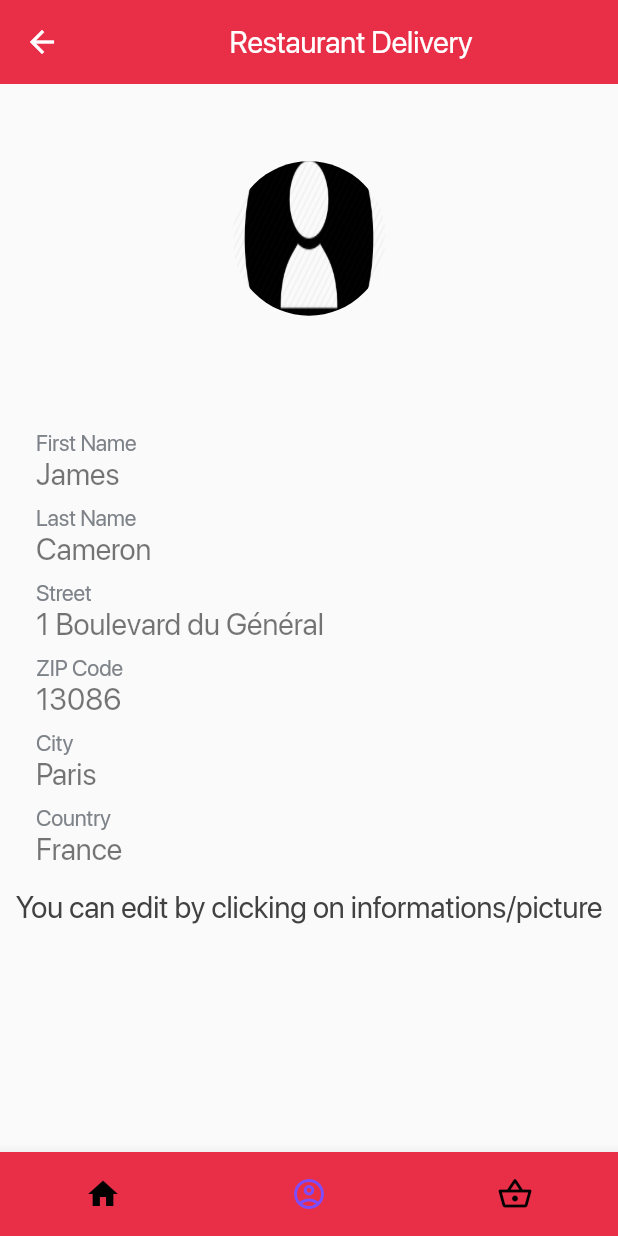
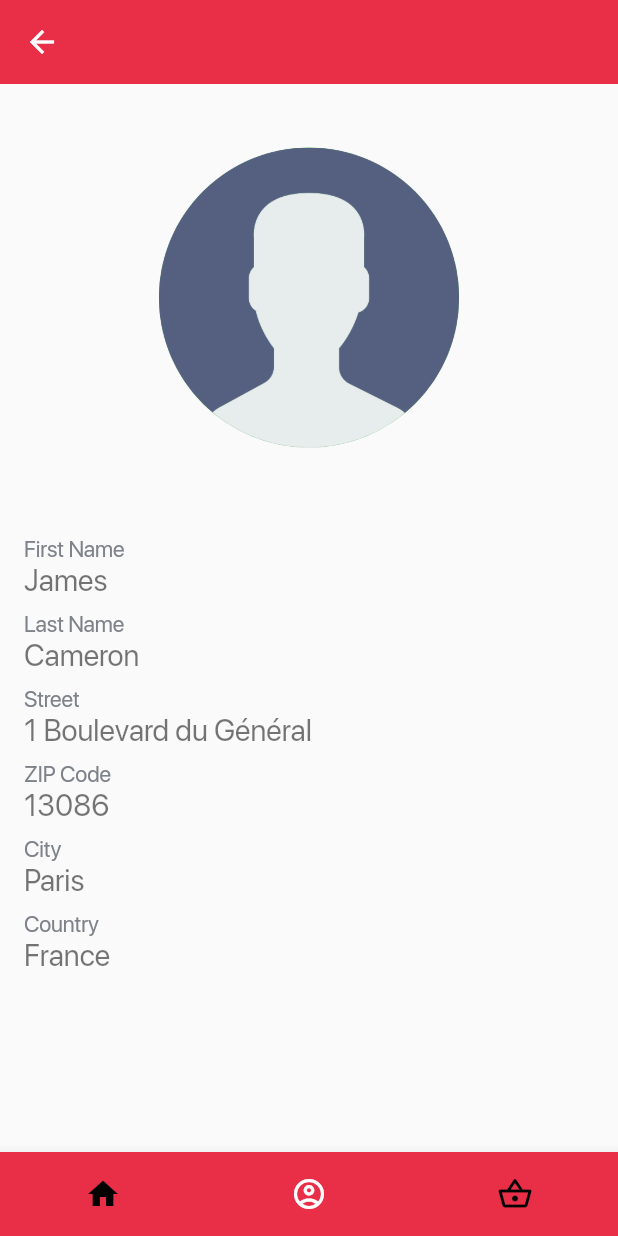
Before and after one commit to roymarmotte/epitech_flutter_filestore, a Flutter app: the ProfilePage screen opened by its route, on a phone screen of 412 x 824 dp. Run offline on Flutter 3.47's test engine with Material 2 defaults, Android fonts, the phone set to English and light mode, and no system bars; drawn by our look-alikes of animated_bottom_navigation_bar; our stand-ins replace image_picker, permission_handler, shared_preferences; accounts and stored records are empty; network calls fail.

Commit message:
feat: update profil page design
replacement of the basic_profile.png picture by a free-use picture without any watermark

```diff
--- a/lib/page/profile-page.dart
+++ b/lib/page/profile-page.dart
@@ -24,9 +24,9 @@ class _ProfilePageState extends State<ProfilePage> {
   ];
   final routeList = <String>["/", "/profile", "/cart"];
 
-  void chooseImagePicker(BuildContext context) {
-    Widget cancelButton = FlatButton(
-      child: Text("Take a picture"),
+  chooseImagePicker(BuildContext context) {
+    Widget fromCameraButton = FlatButton(
+      child: Text("Take a picture with your camera"),
       onPressed: () {
         setState(() {
           _imagePath = getImageFromCamera(context);
@@ -34,8 +34,8 @@ class _ProfilePageState extends State<ProfilePage> {
         Navigator.of(context).pop();
       },
     );
-    Widget openSettingsButton = FlatButton(
-      child: Text("Choose a picture already saved"),
+    Widget fromGalleryButton = FlatButton(
+      child: Text("Choose a picture from your gallery"),
       onPressed: () {
         setState(() {
           _imagePath = getImageFromGallery(context);
@@ -43,12 +43,15 @@ class _ProfilePageState extends State<ProfilePage> {
         Navigator.of(context).pop();
       },
     );
+    Widget cancelButton = FlatButton(
+      child: Text("Cancel"),
+      onPressed: () {
+        Navigator.of(context).pop();
+      },
+    );
 
     AlertDialog alert = AlertDialog(
-      actions: [
-        openSettingsButton,
-        cancelButton,
-      ],
+      actions: [fromGalleryButton, fromCameraButton, cancelButton],
     );
 
     showDialog(
@@ -61,141 +64,22 @@ class _ProfilePageState extends State<ProfilePage> {
 
   @override
   Widget build(BuildContext context) {
-    final bottom = MediaQuery.of(context).viewInsets.bottom;
     return Scaffold(
         resizeToAvoidBottomPadding: false,
-        appBar: AppBar(
-          title: new Center(
-              child: Text(
-            "Restaurant Delivery",
-            textAlign: TextAlign.center,
-          )),
-        ),
+        appBar: AppBar(),
         body: ValueListenableBuilder(
           valueListenable: editionCheck,
           builder: (context, value, widget) {
-            return SingleChildScrollView(
-              reverse: true,
-              child: Padding(
-                padding: EdgeInsets.only(bottom: bottom),
-                child: FutureBuilder<User>(
+            return FutureBuilder<User>(
               future: User.load(),
-                  builder:
-                      (BuildContext context, AsyncSnapshot<User> snapshot) {
+              builder: (BuildContext context, AsyncSnapshot<User> snapshot) {
                 if (snapshot.hasData) {
                   _user = snapshot.data;
-                      return Column(
-                        children: [
-                          Column(
-                            children: [
-                              Container(
-                                child: Column(
-                                  children: [
-                                    FutureBuilder<String>(
-                                      future: _imagePath,
-                                      builder: (BuildContext context,
-                                          AsyncSnapshot<String> snapshotImg) {
-                                        if (snapshotImg.hasData) {
-                                          _user.picturePath = snapshotImg.data;
-                                          _user.save();
-                                        }
-                                        return (_user.picturePath == null
-                                            ? InkWell(
-                                                onTap: () {
-                                                  chooseImagePicker(context);
-                                                },
-                                                child: Container(
-                                                  height: MediaQuery.of(context)
-                                                          .size
-                                                          .height *
-                                                      0.25,
-                                                  width: MediaQuery.of(context)
-                                                          .size
-                                                          .width *
-                                                      0.25,
-                                                  decoration: new BoxDecoration(
-                                                      shape: BoxShape.circle,
-                                                      image:
-                                                          new DecorationImage(
-                                                        fit: BoxFit.fill,
-                                                        image: Image.asset(
-                                                                'images/basic_profile.png')
-                                                            .image,
-                                                      )),
-                                                ),
-                                              )
-                                            : InkWell(
-                                                onTap: () {
-                                                  chooseImagePicker(context);
-                                                },
-                                                child: Container(
-                                                  height: MediaQuery.of(context)
-                                                          .size
-                                                          .height *
-                                                      0.25,
-                                                  width: MediaQuery.of(context)
-                                                          .size
-                                                          .width *
-                                                      0.25,
-                                                  decoration: new BoxDecoration(
-                                                      shape: BoxShape.circle,
-                                                      image:
-                                                          new DecorationImage(
-                                                        fit: BoxFit.contain,
-                                                        image: Image.file(
-                                                          File(_user
-                                                              .picturePath),
-                                                        ).image,
-                                                      )),
-                                                ),
-                                              ));
-                                      },
-                                    ),
-                                  ],
-                                ),
-                              ),
-                              Container(
-                                height:
-                                    MediaQuery.of(context).size.height * 0.402,
-                                width: MediaQuery.of(context).size.width,
-                                child: ListView(
-                                    padding: const EdgeInsets.all(8),
-                                    children: [
-                                      ProfileComponent(
-                                          label: "First Name",
-                                          fieldName: "firstname",
-                                          user: _user),
-                                      ProfileComponent(
-                                          label: "Last Name",
-                                          fieldName: "lastname",
-                                          user: _user),
-                                      ProfileComponent(
-                                          label: "Street",
-                                          fieldName: "street",
-                                          user: _user),
-                                      ProfileComponent(
-                                          fieldName: "postalCode",
-                                          label: "ZIP Code",
-                                          user: _user),
-                                      ProfileComponent(
-                                          fieldName: "city",
-                                          label: "City",
-                                          user: _user),
-                                      ProfileComponent(
-                                          label: "Country",
-                                          fieldName: "country",
-                                          user: _user),
-                                    ]),
-                              ),
-                              Text(
-                                  "You can edit by clicking on informations/picture")
-                            ],
-                          ),
-                        ],
-                      );
+                  return displayProfilPage(context);
                 } else if (snapshot.hasError) {
-                      print("error");
-                      return Text("Aaaaand, it's a crash. Whoops :c");
+                  print("Profil page snapshot error:\n${snapshot.error}");
+                  return Text(
+                      "An error occured. Unable to load your profil.\nTry restarting the application.\n\n${snapshot.error}");
                 } else {
                   return SizedBox(
                     child: CircularProgressIndicator(),
@@ -204,8 +88,6 @@ class _ProfilePageState extends State<ProfilePage> {
                   );
                 }
               },
-                ),
-              ),
             );
           },
         ),
@@ -213,6 +95,7 @@ class _ProfilePageState extends State<ProfilePage> {
           icons: iconList,
           activeIndex: _bottomNavIndex,
           backgroundColor: Theme.of(context).primaryColor,
+          activeColor: Colors.white,
           gapLocation: GapLocation.none,
           notchSmoothness: NotchSmoothness.verySmoothEdge,
           leftCornerRadius: 0,
@@ -221,4 +104,54 @@ class _ProfilePageState extends State<ProfilePage> {
               Navigator.pushReplacementNamed(context, routeList[index]),
         ));
   }
+
+  Column displayProfilPage(BuildContext context) {
+    return Column(
+      crossAxisAlignment: CrossAxisAlignment.stretch,
+      mainAxisAlignment: MainAxisAlignment.spaceBetween,
+      children: [
+        Expanded(
+          flex: 4,
+          child: FutureBuilder<String>(
+            future: _imagePath,
+            builder: (BuildContext context, AsyncSnapshot<String> snapshotImg) {
+              if (snapshotImg.hasData) {
+                _user.picturePath = snapshotImg.data;
+                _user.save();
               }
+              return Center(
+                child: InkWell(
+                  onTap: () {
+                    chooseImagePicker(context);
+                  },
+                  child: CircleAvatar(
+                    backgroundColor: Colors.green,
+                    radius: 100,
+                    child: _user.picturePath == null
+                        ? Image.asset('images/basic_profile.png')
+                        : Image.file(File(_user.picturePath)),
+                  ),
+                ),
+              );
+            },
+          ),
+        ),
+        Expanded(
+          flex: 6,
+          child: ListView(children: [
+            ProfileComponent(
+                label: "First Name", fieldName: "firstname", user: _user),
+            ProfileComponent(
+                label: "Last Name", fieldName: "lastname", user: _user),
+            ProfileComponent(label: "Street", fieldName: "street", user: _user),
+            ProfileComponent(
+                fieldName: "postalCode", label: "ZIP Code", user: _user),
+            ProfileComponent(fieldName: "city", label: "City", user: _user),
+            ProfileComponent(
+                label: "Country", fieldName: "country", user: _user),
+          ]),
+        ),
+      ],
+    );
+  }
+}
```
Also changed, not shown: images/basic_profile.png. Lines whose indentation alone changed are shown as unchanged.
